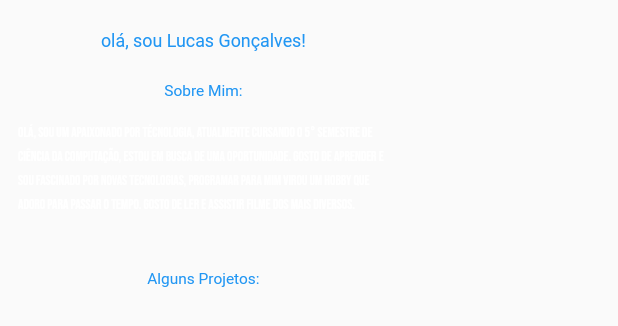
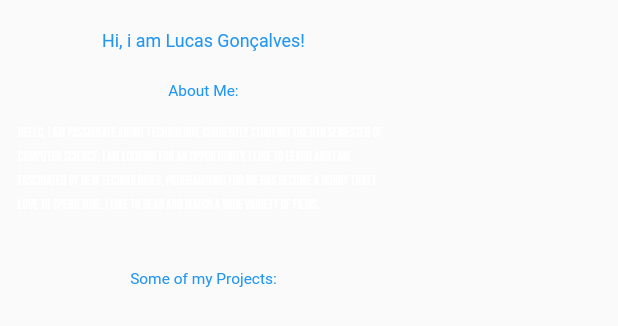
Before and after one commit to WSixx/WSixx.github.io, a Flutter app: the BodyText widget shown alone on an empty page, opened directly, on a phone screen of 412 x 824 dp. Shown: the top 326 px of the screen. Run offline on Flutter 3.47's test engine with Material 2 defaults, Android fonts, the phone set to English and light mode, and no system bars; our stand-ins replace assets_audio_player, cached_network_image, carousel_slider, flutter_screenutil, font_awesome_flutter, simple_animations; missing offline and left inert: animated_widgets, dart:html, splash_screen_view; network calls fail; Roboto replaces fonts that are missing (stjedise); project files that could hold a hidden picture were left out.

Commit message:
English Text

```diff
--- a/lib/main.dart
+++ b/lib/main.dart
@@ -20,7 +20,7 @@ class MyApp extends StatelessWidget {
         designSize: Size(1280, 720),
         allowFontScaling: true,
         builder: () => MaterialApp(
-          title: 'Lucas Gonçalves Portifólio',
+          title: 'Lucas Gonçalves Portfólio',
           debugShowCheckedModeBanner: false,
           theme: ThemeData(
             primaryColor: Color(0xff03016e),
--- a/lib/screens/about_screen.dart
+++ b/lib/screens/about_screen.dart
@@ -18,7 +18,7 @@ class AboutScreen extends StatelessWidget {
             child: Column(
               children: [
                 Text(
-                  'Formação:',
+                  'Education:',
                   style: TextStyle(
                     color: Colors.blue,
                     fontFamily: 'stjedise',
@@ -42,7 +42,7 @@ class AboutScreen extends StatelessWidget {
                         width: 15,
                       ),
                       SelectableText(
-                        'Ciência da Computação (2019 - 12/2022) -  Unip',
+                        "Bachelor's Degree in Computer Science (2019 - 12/2022) - Unip",
                         style: Theme.of(context)
                             .textTheme
                             .headline6
@@ -75,7 +75,7 @@ class AboutScreen extends StatelessWidget {
                   ),
                 ),
                 Text(
-                  'Contato:',
+                  'Contact:',
                   style: TextStyle(
                     color: Colors.blue,
                     fontFamily: 'stjedise',
--- a/lib/widgets/body_text.dart
+++ b/lib/widgets/body_text.dart
@@ -16,7 +16,7 @@ class BodyText extends StatelessWidget {
               width: MediaQuery.of(context).size.width * 0.5,
               child: Center(
                 child: Text(
-                  'olá, sou Lucas Gonçalves!',
+                  'Hi, i am Lucas Gonçalves!',
                   style: TextStyle(
                     color: Colors.blue,
                     fontFamily: 'stjedise',
@@ -32,7 +32,7 @@ class BodyText extends StatelessWidget {
               width: MediaQuery.of(context).size.width * 0.5,
               child: Center(
                 child: Text(
-                  'Sobre Mim:',
+                  'About Me:',
                   style: TextStyle(
                     color: Colors.blue,
                     fontFamily: 'stjedise',
@@ -49,9 +49,9 @@ class BodyText extends StatelessWidget {
                   children: [
                     TextSpan(
                       text:
-                          'Olá, sou um apaixonado por técnologia, atualmente cursando o 5° semestre de Ciência da Computação, estou em busca de uma oportunidade. '
-                          'Gosto de aprender e sou fascinado por novas tecnologias, programar para mim virou um hobby que adoro para passar o tempo.'
-                          ' Gosto de ler e assistir filme dos mais diversos.',
+                          'Hello, I am passionate about technology, currently studying the 5th semester of Computer Science, I am looking for an opportunity. '
+                          'I like to learn and I am fascinated by new technologies, programming for me has become a hobby that I love to spend time.'
+                          ' I like to read and watch a wide variety of films.',
                       style: Theme.of(context)
                           .textTheme
                           .headline6
@@ -65,7 +65,7 @@ class BodyText extends StatelessWidget {
               height: 25,
             ),
             Text(
-              'Alguns Projetos:',
+              'Some of my Projects:',
               style: TextStyle(
                 color: Colors.blue,
                 fontFamily: 'stjedise',
```
Also changed, not shown: 7 other files.
